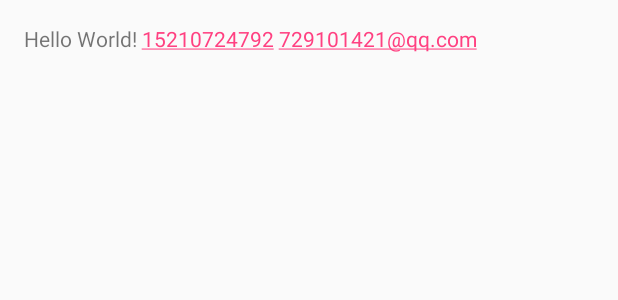
After one commit to acprimer/AndroidStudy, an Android app: the layout activity_textview.xml on its own in the app's theme, with its tools: preview values and no code run, on a phone screen of 412 x 824 dp. The commit adds this screen. Shown: the top 300 px of the screen. Run offline under Robolectric (Android 15) with nearby library versions, the phone set to English and light mode, and no system bars.

Commit message:
android study - TextView - 2016/5/12

```diff
--- a/app/src/main/AndroidManifest.xml
+++ b/app/src/main/AndroidManifest.xml
@@ -15,6 +15,10 @@
                 <category android:name="android.intent.category.LAUNCHER" />
             </intent-filter>
         </activity>
+
+        <activity
+            android:name=".TextViewActivity"
+            android:label="@string/textview"/>
     </application>
 
 </manifest>
--- /dev/null
+++ b/app/src/main/res/layout/activity_textview.xml
@@ -0,0 +1,18 @@
+<?xml version="1.0" encoding="utf-8"?>
+<RelativeLayout
+    xmlns:android="http://schemas.android.com/apk/res/android"
+    xmlns:tools="http://schemas.android.com/tools"
+    android:layout_width="match_parent"
+    android:layout_height="match_parent"
+    android:paddingLeft="@dimen/activity_horizontal_margin"
+    android:paddingRight="@dimen/activity_horizontal_margin"
+    android:paddingTop="@dimen/activity_vertical_margin"
+    android:paddingBottom="@dimen/activity_vertical_margin"
+    tools:context="com.study.yaodh.androidstudy.TextViewActivity">
+
+    <TextView
+        android:text="Hello World! 15210724792 729101421@qq.com"
+        android:layout_width="wrap_content"
+        android:layout_height="wrap_content"
+        android:autoLink="all"/>
+</RelativeLayout>
--- a/app/src/main/res/values/strings.xml
+++ b/app/src/main/res/values/strings.xml
@@ -1,3 +1,4 @@
 <resources>
     <string name="app_name">AndroidStudy</string>
+    <string name="textview">TextView</string>
 </resources>
```
Also changed, not shown: app/src/main/java/com/study/yaodh/androidstudy/MainActivity.java (+25 -1 lines), app/src/main/java/com/study/yaodh/androidstudy/TextViewActivity.java (added, +16 -0 lines), app/src/main/java/com/study/yaodh/androidstudy/utils/IntentManager.java (added, +23 -0 lines), app/src/main/res/layout/activity_main.xml (+4 -8 lines).
